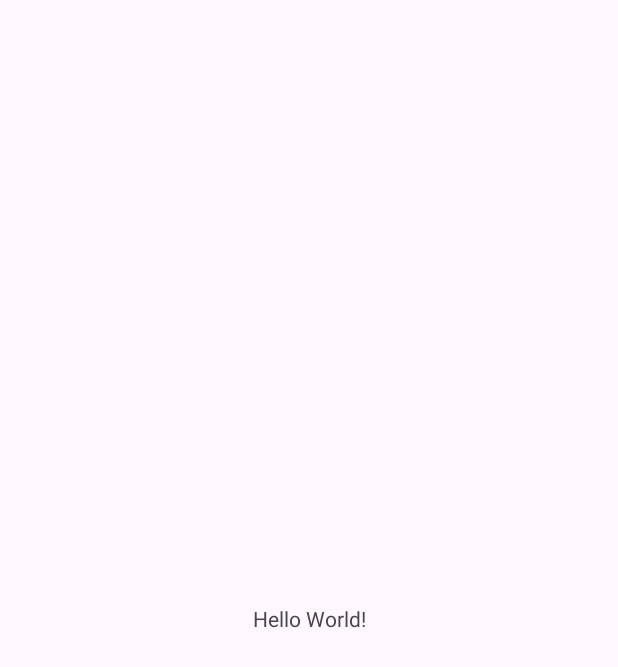
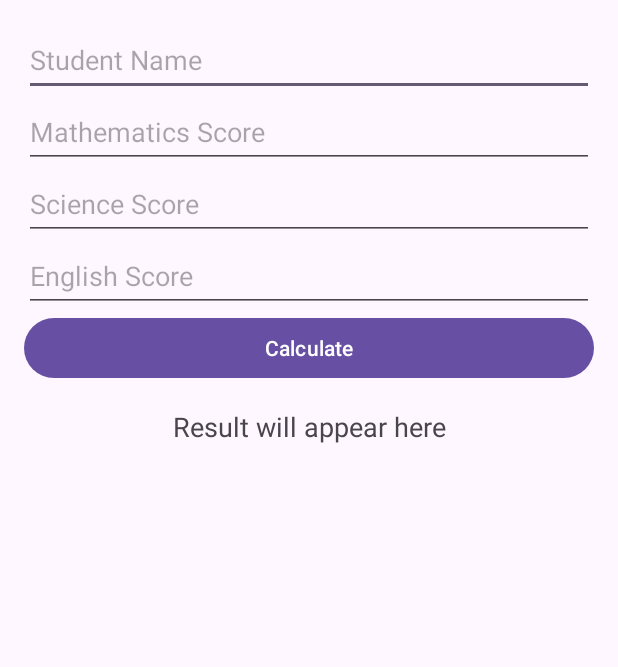
Before and after one commit to CollectingMangos/Grade-Calculator-App, an Android app: the screen it shows after launch (MainActivity), on a phone screen of 412 x 824 dp. Before the commit the part shown is almost empty. Shown: the top 667 px of the screen. Run offline under Robolectric (Android 15) with nearby library versions, the phone set to English and light mode, and no system bars.

Commit message:
Main layout and logic for app

```diff
--- a/app/src/main/java/com/example/gradecalculatorapp/MainActivity.java
+++ b/app/src/main/java/com/example/gradecalculatorapp/MainActivity.java
@@ -1,24 +1,68 @@
 package com.example.gradecalculatorapp;
 
 import android.os.Bundle;
-
-import androidx.activity.EdgeToEdge;
+import android.widget.Button;
+import android.widget.EditText;
+import android.widget.TextView;
 import androidx.appcompat.app.AppCompatActivity;
-import androidx.core.graphics.Insets;
-import androidx.core.view.ViewCompat;
-import androidx.core.view.WindowInsetsCompat;
 
 public class MainActivity extends AppCompatActivity {
+
+    private EditText studentNameEditText, mathScoreEditText, scienceScoreEditText, englishScoreEditText;
+    private TextView resultTextView;
 
     @Override
     protected void onCreate(Bundle savedInstanceState) {
         super.onCreate(savedInstanceState);
-        EdgeToEdge.enable(this);
         setContentView(R.layout.activity_main);
-        ViewCompat.setOnApplyWindowInsetsListener(findViewById(R.id.main), (v, insets) -> {
-            Insets systemBars = insets.getInsets(WindowInsetsCompat.Type.systemBars());
-            v.setPadding(systemBars.left, systemBars.top, systemBars.right, systemBars.bottom);
-            return insets;
-        });
+
+        // Initialize views
+        studentNameEditText = findViewById(R.id.studentNameEditText);
+        mathScoreEditText = findViewById(R.id.mathScoreEditText);
+        scienceScoreEditText = findViewById(R.id.scienceScoreEditText);
+        englishScoreEditText = findViewById(R.id.englishScoreEditText);
+        resultTextView = findViewById(R.id.resultTextView);
+        Button calculateButton = findViewById(R.id.calculateButton);
+
+        // Set click listener for the calculate button
+        calculateButton.setOnClickListener(v -> calculateGrade());
+    }
+
+    private void calculateGrade() {
+        // Retrieve input values
+        String studentName = studentNameEditText.getText().toString();
+        String mathScoreStr = mathScoreEditText.getText().toString();
+        String scienceScoreStr = scienceScoreEditText.getText().toString();
+        String englishScoreStr = englishScoreEditText.getText().toString();
+
+        // Validate input
+        if (studentName.isEmpty() || mathScoreStr.isEmpty() || scienceScoreStr.isEmpty() || englishScoreStr.isEmpty()) {
+            resultTextView.setText("Please fill in all fields.");
+            return;
+        }
+
+        // Parse scores
+        int mathScore = Integer.parseInt(mathScoreStr);
+        int scienceScore = Integer.parseInt(scienceScoreStr);
+        int englishScore = Integer.parseInt(englishScoreStr);
+
+        // Calculate average
+        int average = (mathScore + scienceScore + englishScore) / 3;
+
+        // Determine grade
+        String grade;
+        if (average >= 90) {
+            grade = "A";
+        } else if (average >= 80) {
+            grade = "B";
+        } else if (average >= 70) {
+            grade = "C";
+        } else {
+            grade = "F";
+        }
+
+        // Display result
+        String result = "Student: " + studentName + "\nAverage: " + average + "\nGrade: " + grade;
+        resultTextView.setText(result);
     }
 }
--- a/app/src/main/res/layout/activity_main.xml
+++ b/app/src/main/res/layout/activity_main.xml
@@ -1,19 +1,53 @@
 <?xml version="1.0" encoding="utf-8"?>
-<androidx.constraintlayout.widget.ConstraintLayout xmlns:android="http://schemas.android.com/apk/res/android"
-    xmlns:app="http://schemas.android.com/apk/res-auto"
-    xmlns:tools="http://schemas.android.com/tools"
-    android:id="@+id/main"
+<LinearLayout xmlns:android="http://schemas.android.com/apk/res/android"
     android:layout_width="match_parent"
     android:layout_height="match_parent"
-    tools:context=".MainActivity">
+    android:orientation="vertical"
+    android:padding="16dp">
+
+    <EditText
+        android:id="@+id/studentNameEditText"
+        android:layout_width="match_parent"
+        android:layout_height="wrap_content"
+        android:hint="Student Name"
+        android:minHeight="48dp" />
+
+    <EditText
+        android:id="@+id/mathScoreEditText"
+        android:layout_width="match_parent"
+        android:layout_height="wrap_content"
+        android:hint="Mathematics Score"
+        android:inputType="number"
+        android:minHeight="48dp" />
+
+    <EditText
+        android:id="@+id/scienceScoreEditText"
+        android:layout_width="match_parent"
+        android:layout_height="wrap_content"
+        android:hint="Science Score"
+        android:inputType="number"
+        android:minHeight="48dp" />
+
+    <EditText
+        android:id="@+id/englishScoreEditText"
+        android:layout_width="match_parent"
+        android:layout_height="wrap_content"
+        android:hint="English Score"
+        android:inputType="number"
+        android:minHeight="48dp" />
+
+    <Button
+        android:id="@+id/calculateButton"
+        android:layout_width="match_parent"
+        android:layout_height="wrap_content"
+        android:text="Calculate" />
 
     <TextView
-        android:layout_width="wrap_content"
+        android:id="@+id/resultTextView"
+        android:layout_width="match_parent"
         android:layout_height="wrap_content"
-        android:text="Hello World!"
-        app:layout_constraintBottom_toBottomOf="parent"
-        app:layout_constraintEnd_toEndOf="parent"
-        app:layout_constraintStart_toStartOf="parent"
-        app:layout_constraintTop_toTopOf="parent" />
-
-</androidx.constraintlayout.widget.ConstraintLayout>
+        android:text="Result will appear here"
+        android:textSize="18sp"
+        android:gravity="center"
+        android:padding="16dp" />
+</LinearLayout>
```
